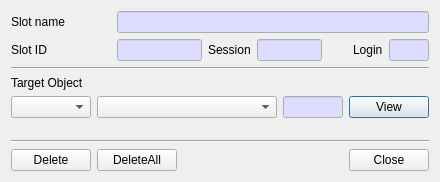
This is CryptokiMan/del_object_dlg.ui in jykim74/CryptokiMan as Qt 5 draws it before an edit. The edited form follows.
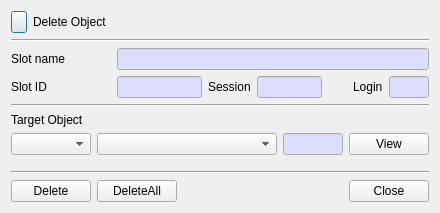
This is the edited form. Icons and pictures are not drawn.

```diff
--- a/CryptokiMan/del_object_dlg.ui
+++ b/CryptokiMan/del_object_dlg.ui
@@ -7,13 +7,54 @@
     <x>0</x>
     <y>0</y>
     <width>440</width>
-    <height>182</height>
+    <height>213</height>
    </rect>
   </property>
   <property name="windowTitle">
    <string>Destory object</string>
   </property>
   <layout class="QVBoxLayout" name="verticalLayout">
+   <item>
+    <layout class="QGridLayout" name="gridLayout_5">
+     <item row="0" column="0">
+      <widget class="QPushButton" name="pushButton">
+       <property name="minimumSize">
+        <size>
+         <width>16</width>
+         <height>0</height>
+        </size>
+       </property>
+       <property name="maximumSize">
+        <size>
+         <width>16</width>
+         <height>16777215</height>
+        </size>
+       </property>
+       <property name="text">
+        <string/>
+       </property>
+       <property name="icon">
+        <iconset resource="cryptokiman.qrc">
+         <normaloff>:/images/delete.png</normaloff>:/images/delete.png</iconset>
+       </property>
+      </widget>
+     </item>
+     <item row="0" column="1">
+      <widget class="QLabel" name="label_2">
+       <property name="text">
+        <string>Delete Object</string>
+       </property>
+      </widget>
+     </item>
+    </layout>
+   </item>
+   <item>
+    <widget class="Line" name="line">
+     <property name="orientation">
+      <enum>Qt::Horizontal</enum>
+     </property>
+    </widget>
+   </item>
    <item>
     <layout class="QGridLayout" name="gridLayout">
      <property name="topMargin">
```
Left out of the diff: 4 changed lines with no effect on the pictures.
